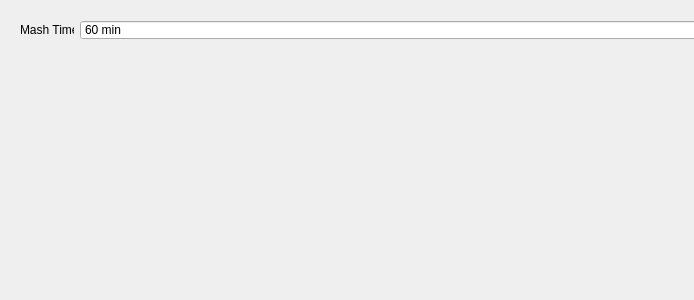
Before: the Qt Designer form GUI/Design/TabMash.UI in jwjulien/alphabrew, drawn with Qt 5.
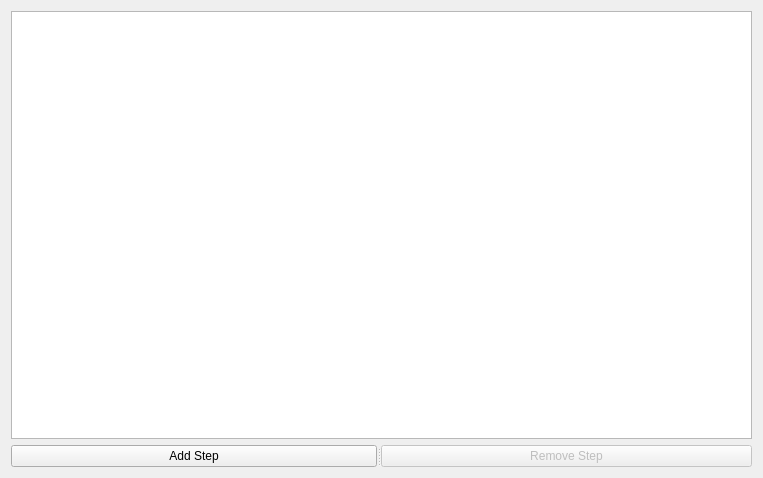
After: the same form once the commit is applied.

Commit message: added support for basic mash generation - no automagic calculations being done yet

```diff
--- a/GUI/Design/TabMash.UI
+++ b/GUI/Design/TabMash.UI
@@ -6,45 +6,75 @@
    <rect>
     <x>0</x>
     <y>0</y>
-    <width>694</width>
-    <height>300</height>
+    <width>763</width>
+    <height>478</height>
    </rect>
   </property>
   <property name="windowTitle">
    <string>Form</string>
   </property>
-  <widget class="QSpinBox" name="time_mash">
-   <property name="geometry">
-    <rect>
-     <x>80</x>
-     <y>20</y>
-     <width>656</width>
-     <height>20</height>
-    </rect>
-   </property>
-   <property name="suffix">
-    <string> min</string>
-   </property>
-   <property name="maximum">
-    <number>240</number>
-   </property>
-   <property name="value">
-    <number>60</number>
-   </property>
-  </widget>
-  <widget class="QLabel" name="lbl_mash_time">
-   <property name="geometry">
-    <rect>
-     <x>20</x>
-     <y>20</y>
-     <width>54</width>
-     <height>20</height>
-    </rect>
-   </property>
-   <property name="text">
-    <string>Mash Time:</string>
-   </property>
-  </widget>
+  <layout class="QVBoxLayout" name="verticalLayout">
+   <item>
+    <widget class="QTableView" name="steps">
+     <property name="sizePolicy">
+      <sizepolicy hsizetype="Expanding" vsizetype="Expanding">
+       <horstretch>0</horstretch>
+       <verstretch>0</verstretch>
+      </sizepolicy>
+     </property>
+     <property name="sizeAdjustPolicy">
+      <enum>QAbstractScrollArea::AdjustToContents</enum>
+     </property>
+     <property name="showDropIndicator" stdset="0">
+      <bool>false</bool>
+     </property>
+     <property name="alternatingRowColors">
+      <bool>true</bool>
+     </property>
+     <property name="selectionMode">
+      <enum>QAbstractItemView::SingleSelection</enum>
+     </property>
+     <property name="selectionBehavior">
+      <enum>QAbstractItemView::SelectRows</enum>
+     </property>
+     <attribute name="verticalHeaderVisible">
+      <bool>false</bool>
+     </attribute>
+    </widget>
+   </item>
+   <item>
+    <widget class="QSplitter" name="s">
+     <property name="orientation">
+      <enum>Qt::Horizontal</enum>
+     </property>
+     <widget class="QPushButton" name="add">
+      <property name="sizePolicy">
+       <sizepolicy hsizetype="Minimum" vsizetype="Fixed">
+        <horstretch>1</horstretch>
+        <verstretch>0</verstretch>
+       </sizepolicy>
+      </property>
+      <property name="text">
+       <string>Add Step</string>
+      </property>
+     </widget>
+     <widget class="QPushButton" name="remove">
+      <property name="enabled">
+       <bool>false</bool>
+      </property>
+      <property name="sizePolicy">
+       <sizepolicy hsizetype="Minimum" vsizetype="Fixed">
+        <horstretch>1</horstretch>
+        <verstretch>0</verstretch>
+       </sizepolicy>
+      </property>
+      <property name="text">
+       <string>Remove Step</string>
+      </property>
+     </widget>
+    </widget>
+   </item>
+  </layout>
  </widget>
  <resources/>
  <connections/>
```
The commit also changes 8 other files.
